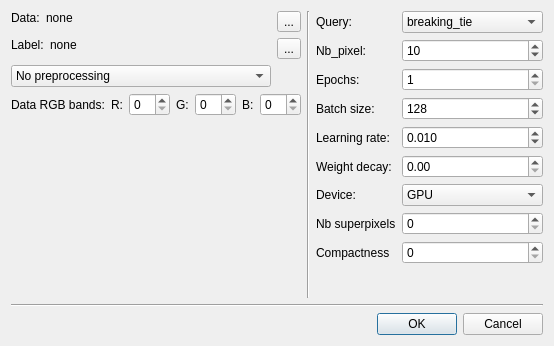
Before: the Qt Designer form qgis_plugin/frontend/ui/interact_learn.ui in Romain3Ch216/AL4EO, drawn with Qt 5.
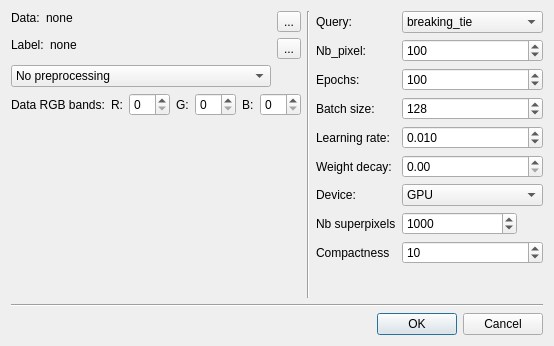
After: the same form once the commit is applied.

```diff
--- a/qgis_plugin/frontend/ui/interact_learn.ui
+++ b/qgis_plugin/frontend/ui/interact_learn.ui
@@ -213,8 +213,11 @@
          <property name="minimum">
           <number>1</number>
          </property>
+         <property name="maximum">
+          <number>5000</number>
+         </property>
          <property name="value">
-          <number>10</number>
+          <number>100</number>
          </property>
         </widget>
        </item>
@@ -230,6 +233,12 @@
          <property name="minimum">
           <number>1</number>
          </property>
+         <property name="maximum">
+          <number>500</number>
+         </property>
+         <property name="value">
+          <number>100</number>
+         </property>
         </widget>
        </item>
        <item row="3" column="0">
@@ -314,10 +323,27 @@
         </widget>
        </item>
        <item row="7" column="1">
-        <widget class="QSpinBox" name="spinBox_n_superpixels"/>
+        <widget class="QSpinBox" name="spinBox_n_superpixels">
+         <property name="maximumSize">
+          <size>
+           <width>115</width>
+           <height>26</height>
+          </size>
+         </property>
+         <property name="maximum">
+          <number>1000000</number>
+         </property>
+         <property name="value">
+          <number>1000</number>
+         </property>
+        </widget>
        </item>
        <item row="8" column="1">
-        <widget class="QSpinBox" name="spinBox_compactness"/>
+        <widget class="QSpinBox" name="spinBox_compactness">
+         <property name="value">
+          <number>10</number>
+         </property>
+        </widget>
        </item>
        <item row="7" column="0">
         <widget class="QLabel" name="label">
```
